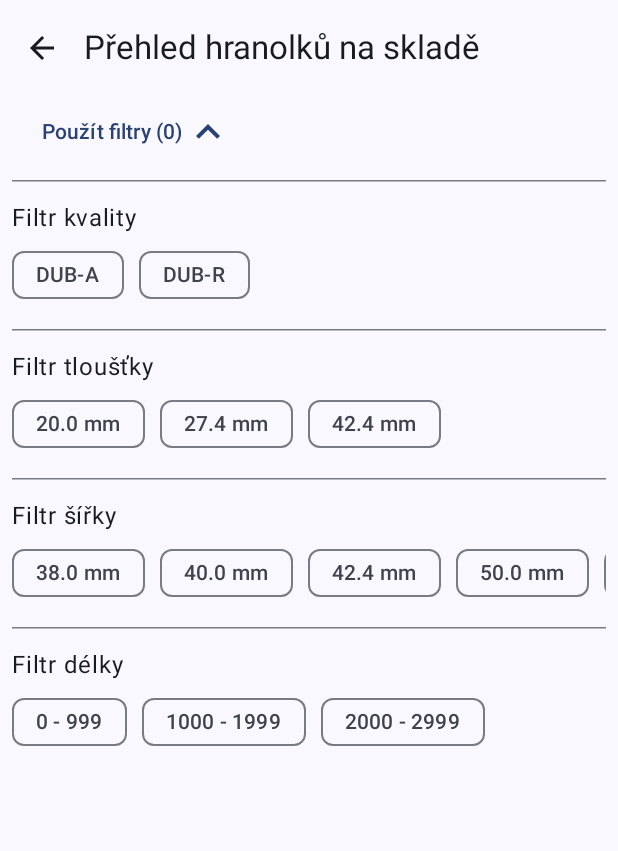
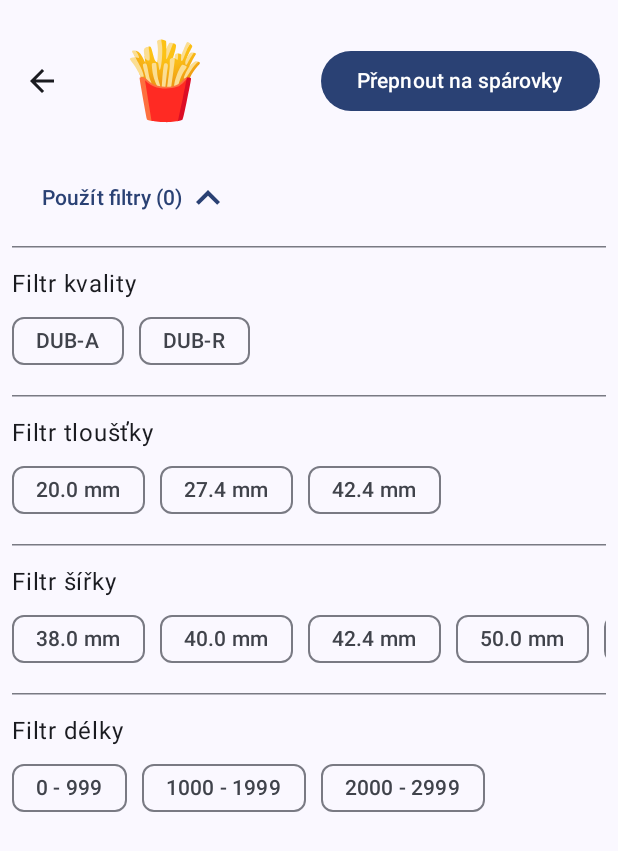
Before and after one commit to jelinekp/hranolkyFirestore, an Android app built with Jetpack Compose: the OverviewScreen screen opened through its navigation route, after a tap on an icon or button, on a phone screen of 412 x 824 dp. Shown: the top 851 px of the screen. Run offline under Robolectric (Android 15) with nearby library versions, the phone set to English and light mode, and no system bars; our stand-ins replace Firebase (no records; nobody signed in at launch, a user with empty details on screens opened directly).

Commit message:
Overview and Start screen design polish, preparation of the overview screen for jointers.
This commit polishes the design of the Overview and Start screens.

On the Overview screen:
- The title now displays an icon representing the current `SlotType` (Beam or Jointer).
- A button has been added to the top bar (for tablet view) to switch between `SlotType`s.
- The `SlotType` now has `toLongName()` and `icon()` methods.

On the Start screen:
- The "Terminál" ID display is now shorter.
- The `ScannedCodeInput` has added padding.
- `LastModifiedSlots` design has been updated:
    - Background colors and corner rounding have been adjusted.
    - Text styles and weights for titles and list items have been modified.
    - Column weights in `LastSlotsContent` have been tweaked.

A new drawable `jointer.xml` has been added for the Jointer `SlotType` icon.

```diff
--- a/app/src/main/java/eu/jelinek/hranolky/model/SlotType.kt
+++ b/app/src/main/java/eu/jelinek/hranolky/model/SlotType.kt
@@ -1,4 +1,6 @@
 package eu.jelinek.hranolky.model
+
+import eu.jelinek.hranolky.R
 
 enum class SlotType {
     Beam, Jointer;
@@ -9,4 +11,18 @@ enum class SlotType {
             Jointer -> "S"
         }
     }
+
+    fun toLongName(): String {
+        return when (this) {
+            Beam -> "Hranolky"
+            Jointer -> "Spárovky"
+        }
+    }
+
+    fun icon() : Int {
+        return when (this) {
+            Beam -> R.drawable.ic_launcher_foreground
+            Jointer -> R.drawable.jointer
+        }
+    }
 }
--- a/app/src/main/java/eu/jelinek/hranolky/ui/overview/OverViewModel.kt
+++ b/app/src/main/java/eu/jelinek/hranolky/ui/overview/OverViewModel.kt
@@ -4,6 +4,7 @@ import android.util.Log
 import androidx.lifecycle.ViewModel
 import androidx.lifecycle.viewModelScope
 import eu.jelinek.hranolky.data.SlotRepository
+import eu.jelinek.hranolky.model.SlotType
 import eu.jelinek.hranolky.model.WarehouseSlot
 import kotlinx.coroutines.flow.MutableStateFlow
 import kotlinx.coroutines.flow.asStateFlow
@@ -48,6 +49,16 @@ class OverViewModel(
                     volumeSum = acc.volumeSum + (slot.getVolume() ?: 0.0)
                 )
             }
+    }
+
+    fun onTypeChange() {
+        val newType = nextType(_overviewScreenState.value.slotType)
+
+        _overviewScreenState.update {
+            it.copy(
+                slotType = newType
+            )
+        }
     }
 
     fun onQualityFilterChange(qualitiesFilters: List<String>) {
@@ -224,6 +235,7 @@ data class OverviewUiState(
     val selectedFilters: SlotFilters = SlotFilters.EMPTY,
     val sortingBy: String = "",
     val sortingDirection: SortingDirection = SortingDirection.NONE,
+    val slotType: SlotType = SlotType.Beam,
 )
 
 data class SlotSum(
@@ -302,3 +314,8 @@ data class IntervalMm(
 enum class SortingDirection {
     ASC, DESC, NONE
 }
+
+fun nextType(type: SlotType) = when (type) {
+    SlotType.Beam -> SlotType.Jointer
+    SlotType.Jointer -> SlotType.Beam
+}
--- a/app/src/main/java/eu/jelinek/hranolky/ui/overview/OverviewScreen.kt
+++ b/app/src/main/java/eu/jelinek/hranolky/ui/overview/OverviewScreen.kt
@@ -1,5 +1,6 @@
 package eu.jelinek.hranolky.ui.overview
 
+import androidx.compose.foundation.Image
 import androidx.compose.foundation.layout.Arrangement
 import androidx.compose.foundation.layout.Column
 import androidx.compose.foundation.layout.Row
@@ -33,6 +34,7 @@ import androidx.compose.ui.res.stringResource
 import androidx.compose.ui.unit.dp
 import androidx.lifecycle.compose.collectAsStateWithLifecycle
 import eu.jelinek.hranolky.R
+import eu.jelinek.hranolky.model.SlotType
 import eu.jelinek.hranolky.ui.shared.ScreenSize
 import org.koin.androidx.compose.koinViewModel
 
@@ -48,7 +50,11 @@ fun OverviewScreen(
     val screenState by viewModel.overviewScreenState.collectAsStateWithLifecycle()
 
     Scaffold(
-        topBar = { OverviewTopBar(navigateUp, screenSize) }
+        topBar = { OverviewTopBar(
+            navigateUp,
+            screenSize,
+            viewModel::onTypeChange,
+            screenState.slotType) }
     ) { paddingValues ->
         if (screenSize.isTablet()) {
             Row( // on tablet we want to have the filter area on the right side
@@ -158,11 +164,17 @@ fun OverviewScreen(
 fun OverviewTopBar(
     navigateToStart: () -> Unit,
     screenSize: ScreenSize,
-    modifier: Modifier = Modifier
+    changeType: () -> Unit,
+    currentType: SlotType,
+    modifier: Modifier = Modifier,
 ) {
     TopAppBar(
         title = {
-            Text("Přehled hranolků na skladě")
+            //Text(currentType.toLongName())
+            Image(
+                painter = painterResource(currentType.icon()),
+                contentDescription = "ikona ${currentType.toLongName()}"
+            )
         },
         navigationIcon = {
             if (screenSize.isPhone()) {
@@ -197,6 +209,16 @@ fun OverviewTopBar(
                         contentDescription = stringResource(R.string.forward_icon)
                     )
                 }
+            } else {
+                Button(
+                    modifier = Modifier.padding(end = 8.dp),
+                    onClick = {
+                        changeType()
+                    },
+
+                ) {
+                    Text(text = "Přepnout na ${nextType(currentType).toLongName().lowercase()}")
+                }
             }
         },
         modifier = modifier
--- a/app/src/main/java/eu/jelinek/hranolky/ui/start/LastModifiedSlots.kt
+++ b/app/src/main/java/eu/jelinek/hranolky/ui/start/LastModifiedSlots.kt
@@ -45,7 +45,7 @@ fun LazyListScope.itemsIndexedWithAlternatingModifier(
 ) {
     itemsIndexed(items) { index, item ->
         val modifier = if (index % 2 == 0) {
-            Modifier.background(color = MaterialTheme.colorScheme.surface)
+            Modifier.background(color = MaterialTheme.colorScheme.surfaceContainer)
         } else {
             alternateModifier
         }
@@ -68,16 +68,17 @@ fun SlotTable(
 
     Column(
         modifier = modifier
-            .clip(RoundedCornerShape(topStart = 16.dp, topEnd = 16.dp)) // Clip only top corners for tabs
-            .background(MaterialTheme.colorScheme.surface), // Use surface for the whole tab container
+            .padding(bottom = 8.dp)
+            .clip(RoundedCornerShape(16.dp)) // Clip only top corners for tabs
+            .background(MaterialTheme.colorScheme.surfaceVariant),
         horizontalAlignment = Alignment.CenterHorizontally,
     ) {
         // Main Title (Optional, if you want a title above the tabs)
         Text(
             "Položky s posledními pohyby:",
-            style = if (screenSize.isPhone()) MaterialTheme.typography.titleSmall else MaterialTheme.typography.titleLarge,
+            style = if (screenSize.isPhone()) MaterialTheme.typography.bodySmall else MaterialTheme.typography.bodyMedium,
             textAlign = TextAlign.Center,
-            modifier = Modifier.padding(vertical = 6.dp),
+            modifier = Modifier.padding(top = 6.dp),
             color = MaterialTheme.colorScheme.onSurface
         )
 
@@ -132,7 +133,7 @@ fun SlotTable(
             ) {
                 HeaderLastSlotsContent() // Display header for each list
 
-                val alternateRowModifier = MaterialTheme.colorScheme.surfaceContainer
+                val alternateRowModifier = MaterialTheme.colorScheme.surfaceVariant
 
                 if (currentSlots.isEmpty()) {
                     Text(
@@ -196,7 +197,7 @@ fun SlotRow(
             text = slot.productId,
             style = MaterialTheme.typography.bodySmall,
             modifier = Modifier
-                .weight(8f)
+                .weight(10f)
                 .clickable { navigateToShowLastActions(slot.productId) },
             color = MaterialTheme.colorScheme.primary, // Keep primary for clickable
             fontWeight = FontWeight.Bold
@@ -224,11 +225,12 @@ fun HeaderLastSlotsContent(
             .padding(horizontal = 16.dp, vertical = 6.dp)
     ) {
         val headerColor = MaterialTheme.colorScheme.onPrimaryContainer // Color for text on primaryContainer
-        Text("Datum", modifier = Modifier.weight(4f), fontWeight = FontWeight.Bold, color = headerColor)
-        Text("Kód", modifier = Modifier.weight(7f), fontWeight = FontWeight.Bold, color = headerColor) // Changed from "Hranolky" to generic "Kód"
+        Text("Datum", modifier = Modifier.weight(4f), style = MaterialTheme.typography.bodySmall, fontWeight = FontWeight.Bold, color = headerColor)
+        Text("Kód", modifier = Modifier.weight(9f), style = MaterialTheme.typography.bodySmall, fontWeight = FontWeight.Bold, color = headerColor) // Changed from "Hranolky" to generic "Kód"
         Text(
             "Množství",
             modifier = Modifier.weight(5f),
+            style = MaterialTheme.typography.bodySmall,
             textAlign = TextAlign.End,
             fontWeight = FontWeight.Bold,
             color = headerColor
--- a/app/src/main/java/eu/jelinek/hranolky/ui/start/StartScreen.kt
+++ b/app/src/main/java/eu/jelinek/hranolky/ui/start/StartScreen.kt
@@ -75,9 +75,9 @@ fun StartScreen(
                     .fillMaxSize()
                     .widthIn(max = 200.dp),
                 horizontalAlignment = Alignment.CenterHorizontally,
-                verticalArrangement = Arrangement.spacedBy(8.dp)
+                //verticalArrangement = Arrangement.spacedBy(8.dp)
             ) {
-                AutoScanToggle(isAutoScanEnabled, onAutoScanToggleChange = { isAutoScanEnabled = it })
+                //AutoScanToggle(isAutoScanEnabled, onAutoScanToggleChange = { isAutoScanEnabled = it })
 
                 ScannedCodeInput(
                     scannedText,
@@ -88,7 +88,8 @@ fun StartScreen(
                         }
                     },
                     focusRequester = focusRequester,
-                    isError = isWrongLength
+                    isError = isWrongLength,
+                    modifier = Modifier.padding(vertical = 8.dp)
                 )
 
                 if (isWrongLength) {
@@ -110,7 +111,8 @@ fun StartScreen(
                 OverviewButton(navigateToOverview)
 
                 Text(
-                    text = "Terminál: " + viewModel.getDeviceId(),
+                    text = "Terminál: " + viewModel.getDeviceId().substring(0..2),
+                    style = MaterialTheme.typography.bodySmall,
                     textAlign = TextAlign.Center,
                     modifier = Modifier.fillMaxWidth().padding(all = 2.dp)
                 )
@@ -197,13 +199,14 @@ fun ScannedCodeInput(
     scannedText: String,
     onValueChange: (String) -> Unit,
     focusRequester: FocusRequester,
-    isError: Boolean
+    isError: Boolean,
+    modifier: Modifier = Modifier,
 ) {
     OutlinedTextField(
         value = scannedText,
         onValueChange = onValueChange,
         label = { Text(stringResource(R.string.naskenuj_kod)) },
-        modifier = Modifier.focusRequester(focusRequester),
+        modifier = modifier.focusRequester(focusRequester),
         isError = isError,
         singleLine = true,
         colors = OutlinedTextFieldDefaults.colors(
--- /dev/null
+++ b/app/src/main/res/drawable/jointer.xml
@@ -0,0 +1,213 @@
+<vector xmlns:aapt="http://schemas.android.com/aapt" xmlns:android="http://schemas.android.com/apk/res/android" android:height="64dp" android:viewportHeight="256" android:viewportWidth="256" android:width="64dp">
+
+    <path android:fillColor="#e3c18a" android:pathData="M34,28L222,28A18,18 0,0 1,240 46L240,210A18,18 0,0 1,222 228L34,228A18,18 0,0 1,16 210L16,46A18,18 0,0 1,34 28z" android:strokeColor="#6b4b24" android:strokeWidth="1.5"/>
+
+    <group>
+
+        <clip-path android:pathData="M34,28L222,28A18,18 0,0 1,240 46L240,210A18,18 0,0 1,222 228L34,228A18,18 0,0 1,16 210L16,46A18,18 0,0 1,34 28z"/>
+
+        <path android:pathData="M17,28h42v200h-42z">
+
+            <aapt:attr name="android:fillColor">
+
+                <gradient android:endX="17" android:endY="228" android:startX="17" android:startY="28" android:type="linear">
+
+                    <item android:color="#FFF3D29C" android:offset="0"/>
+
+                    <item android:color="#FFDDB67A" android:offset="0.55"/>
+
+                    <item android:color="#FFC7924F" android:offset="1"/>
+
+                </gradient>
+
+            </aapt:attr>
+
+        </path>
+
+        <path android:fillAlpha="0.24" android:fillColor="#00000000" android:pathData="M23,50C35,32 47,70 33,92S43,132 27,148S39,188 25,210" android:strokeAlpha="0.24" android:strokeColor="#8a5e2b" android:strokeLineCap="round" android:strokeWidth="1.6"/>
+
+        <path android:fillAlpha="0.18" android:fillColor="#00000000" android:pathData="M27,74C39,58 51,98 35,118S45,156 29,176" android:strokeAlpha="0.18" android:strokeColor="#7a5226" android:strokeLineCap="round" android:strokeWidth="1.2"/>
+
+        <path android:pathData="M59,28h3v200h-3z">
+
+            <aapt:attr name="android:fillColor">
+
+                <gradient android:endX="62" android:endY="28" android:startX="59" android:startY="28" android:type="linear">
+
+                    <item android:color="#2D5C4020" android:offset="0"/>
+
+                    <item android:color="#593C2914" android:offset="0.5"/>
+
+                    <item android:color="#2D5C4020" android:offset="1"/>
+
+                </gradient>
+
+            </aapt:attr>
+
+        </path>
+
+        <path android:pathData="M62,28h42v200h-42z">
+
+            <aapt:attr name="android:fillColor">
+
+                <gradient android:endX="62" android:endY="228" android:startX="62" android:startY="28" android:type="linear">
+
+                    <item android:color="#FFF1CF98" android:offset="0"/>
+
+                    <item android:color="#FFD7B177" android:offset="0.55"/>
+
+                    <item android:color="#FFBE8D50" android:offset="1"/>
+
+                </gradient>
+
+            </aapt:attr>
+
+        </path>
+
+        <path android:fillAlpha="0.22" android:fillColor="#00000000" android:pathData="M70,42C82,26 96,58 82,84S90,126 74,146S88,190 72,214" android:strokeAlpha="0.22" android:strokeColor="#8a5e2b" android:strokeLineCap="round" android:strokeWidth="1.6"/>
+
+        <path android:fillAlpha="0.16" android:fillColor="#00000000" android:pathData="M66,98C78,78 96,112 82,138S90,172 70,192" android:strokeAlpha="0.16" android:strokeColor="#7a5226" android:strokeLineCap="round" android:strokeWidth="1.2"/>
+
+        <path android:pathData="M107,28h3v200h-3z">
+
+            <aapt:attr name="android:fillColor">
+
+                <gradient android:endX="110" android:endY="28" android:startX="107" android:startY="28" android:type="linear">
+
+                    <item android:color="#2D5C4020" android:offset="0"/>
+
+                    <item android:color="#593C2914" android:offset="0.5"/>
+
+                    <item android:color="#2D5C4020" android:offset="1"/>
+
+                </gradient>
+
+            </aapt:attr>
+
+        </path>
+
+        <path android:pathData="M110,28h42v200h-42z">
+
+            <aapt:attr name="android:fillColor">
+
+                <gradient android:endX="110" android:endY="228" android:startX="110" android:startY="28" android:type="linear">
+
+                    <item android:color="#FFF6D8A6" android:offset="0"/>
+
+                    <item android:color="#FFE0BC84" android:offset="0.55"/>
+
+                    <item android:color="#FFC59558" android:offset="1"/>
+
+                </gradient>
+
+            </aapt:attr>
+
+        </path>
+
+        <path android:fillAlpha="0.23" android:fillColor="#00000000" android:pathData="M116,52C128,36 144,64 130,90S140,132 122,158S138,194 118,216" android:strokeAlpha="0.23" android:strokeColor="#8a5e2b" android:strokeLineCap="round" android:strokeWidth="1.6"/>
+
+        <path android:fillAlpha="0.17" android:fillColor="#00000000" android:pathData="M120,114C132,94 142,126 128,150S140,180 122,198" android:strokeAlpha="0.17" android:strokeColor="#7a5226" android:strokeLineCap="round" android:strokeWidth="1.2"/>
+
+        <path android:pathData="M155,28h3v200h-3z">
+
+            <aapt:attr name="android:fillColor">
+
+                <gradient android:endX="158" android:endY="28" android:startX="155" android:startY="28" android:type="linear">
+
+                    <item android:color="#2D5C4020" android:offset="0"/>
+
+                    <item android:color="#593C2914" android:offset="0.5"/>
+
+                    <item android:color="#2D5C4020" android:offset="1"/>
+
+                </gradient>
+
+            </aapt:attr>
+
+        </path>
+
+        <path android:pathData="M158,28h42v200h-42z">
+
+            <aapt:attr name="android:fillColor">
+
+                <gradient android:endX="158" android:endY="228" android:startX="158" android:startY="28" android:type="linear">
+
+                    <item android:color="#FFEFCC95" android:offset="0"/>
+
+                    <item android:color="#FFD4AD72" android:offset="0.55"/>
+
+                    <item android:color="#FFBB8749" android:offset="1"/>
+
+                </gradient>
+
+            </aapt:attr>
+
+        </path>
+
+        <path android:fillAlpha="0.22" android:fillColor="#00000000" android:pathData="M166,46C178,28 194,62 180,88S188,128 170,152S184,188 168,212" android:strokeAlpha="0.22" android:strokeColor="#8a5e2b" android:strokeLineCap="round" android:strokeWidth="1.6"/>
+
+        <path android:fillAlpha="0.16" android:fillColor="#00000000" android:pathData="M164,82C176,64 192,96 178,120S188,160 170,180" android:strokeAlpha="0.16" android:strokeColor="#7a5226" android:strokeLineCap="round" android:strokeWidth="1.2"/>
+
+        <path android:pathData="M203,28h3v200h-3z">
+
+            <aapt:attr name="android:fillColor">
+
+                <gradient android:endX="206" android:endY="28" android:startX="203" android:startY="28" android:type="linear">
+
+                    <item android:color="#2D5C4020" android:offset="0"/>
+
+                    <item android:color="#593C2914" android:offset="0.5"/>
+
+                    <item android:color="#2D5C4020" android:offset="1"/>
+
+                </gradient>
+
+            </aapt:attr>
+
+        </path>
+
+        <path android:pathData="M206,28h42v200h-42z">
+
+            <aapt:attr name="android:fillColor">
+
+                <gradient android:endX="206" android:endY="228" android:startX="206" android:startY="28" android:type="linear">
+
+                    <item android:color="#FFF2D19C" android:offset="0"/>
+
+                    <item android:color="#FFD9B37A" android:offset="0.55"/>
+
+                    <item android:color="#FFBF8F53" android:offset="1"/>
+
+                </gradient>
+
+            </aapt:attr>
+
+        </path>
+
+        <path android:fillAlpha="0.23" android:fillColor="#00000000" android:pathData="M212,56C224,38 240,68 226,94S236,136 218,162S232,198 214,220" android:strokeAlpha="0.23" android:strokeColor="#8a5e2b" android:strokeLineCap="round" android:strokeWidth="1.6"/>
+
+        <path android:fillAlpha="0.16" android:fillColor="#00000000" android:pathData="M218,100C230,82 238,114 224,140S236,176 218,196" android:strokeAlpha="0.16" android:strokeColor="#7a5226" android:strokeLineCap="round" android:strokeWidth="1.2"/>
+
+        <path android:pathData="M16,28h224v80h-224z">
+
+            <aapt:attr name="android:fillColor">
+
+                <gradient android:endX="16" android:endY="108" android:startX="16" android:startY="28" android:type="linear">
+
+                    <item android:color="#8CFFFFFF" android:offset="0"/>
+
+                    <item android:color="#47FFFFFF" android:offset="0.08"/>
+
+                    <item android:color="#00FFFFFF" android:offset="0.4"/>
+
+                </gradient>
+
+            </aapt:attr>
+
+        </path>
+
+    </group>
+
+    <path android:fillColor="#00000000" android:pathData="M34,28L222,28A18,18 0,0 1,240 46L240,210A18,18 0,0 1,222 228L34,228A18,18 0,0 1,16 210L16,46A18,18 0,0 1,34 28z" android:strokeAlpha="0.5" android:strokeColor="#60421e" android:strokeWidth="0.8"/>
+
+</vector>
```
